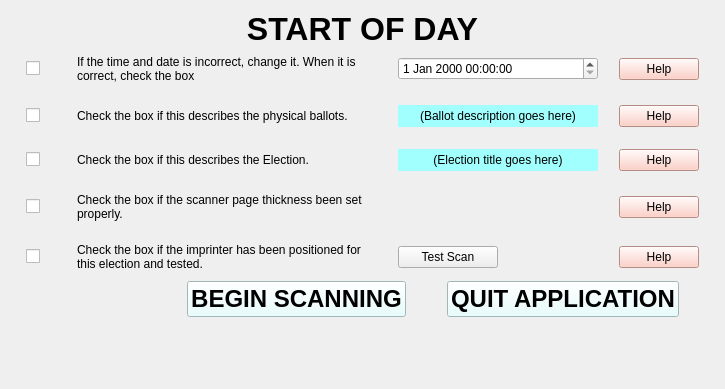
Above: res/ui/startup.ui from wrishel/HETP_Scan_control before the change. Below: the same form after it.
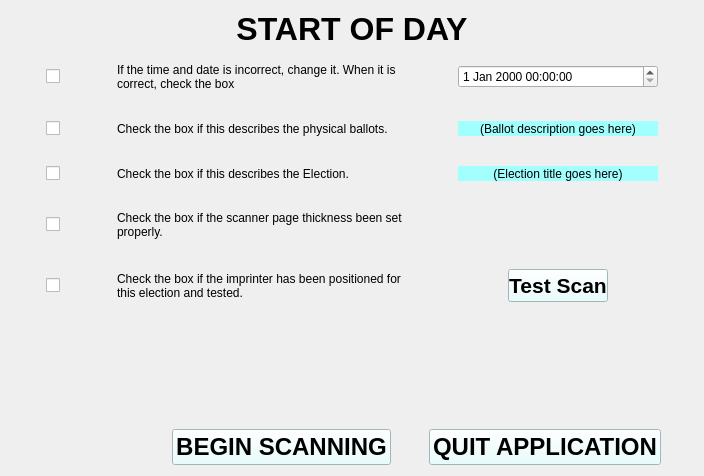
That is the form after the change.

```diff
--- a/res/ui/startup.ui
+++ b/res/ui/startup.ui
@@ -6,8 +6,8 @@
    <rect>
     <x>0</x>
     <y>0</y>
-    <width>725</width>
-    <height>389</height>
+    <width>704</width>
+    <height>476</height>
    </rect>
   </property>
   <property name="windowTitle">
@@ -36,7 +36,7 @@
      <item>
       <layout class="QVBoxLayout" name="verticalLayout">
        <item>
-        <layout class="QGridLayout" name="gridLayout_2">
+        <layout class="QGridLayout" name="gridLayout_2" columnstretch="0,0,0">
          <property name="sizeConstraint">
           <enum>QLayout::SetDefaultConstraint</enum>
          </property>
@@ -46,162 +46,6 @@
          <property name="verticalSpacing">
           <number>20</number>
          </property>
-         <item row="4" column="0">
-          <widget class="QCheckBox" name="imprinterCB">
-           <property name="sizePolicy">
-            <sizepolicy hsizetype="Fixed" vsizetype="Fixed">
-             <horstretch>0</horstretch>
-             <verstretch>0</verstretch>
-            </sizepolicy>
-           </property>
-           <property name="minimumSize">
-            <size>
-             <width>30</width>
-             <height>0</height>
-            </size>
-           </property>
-           <property name="focusPolicy">
-            <enum>Qt::NoFocus</enum>
-           </property>
-           <property name="autoFillBackground">
-            <bool>false</bool>
-           </property>
-           <property name="text">
-            <string/>
-           </property>
-           <property name="checked">
-            <bool>false</bool>
-           </property>
-          </widget>
-         </item>
-         <item row="1" column="1">
-          <widget class="QLabel" name="ballot_params_instLBL">
-           <property name="sizePolicy">
-            <sizepolicy hsizetype="Fixed" vsizetype="Fixed">
-             <horstretch>0</horstretch>
-             <verstretch>0</verstretch>
-            </sizepolicy>
-           </property>
-           <property name="minimumSize">
-            <size>
-             <width>100</width>
-             <height>0</height>
-            </size>
-           </property>
-           <property name="maximumSize">
-            <size>
-             <width>300</width>
-             <height>16777215</height>
-            </size>
-           </property>
-           <property name="text">
-            <string>Check the box if this describes the physical ballots.</string>
-           </property>
-           <property name="wordWrap">
-            <bool>true</bool>
-           </property>
-          </widget>
-         </item>
-         <item row="0" column="1">
-          <widget class="QLabel" name="datetime_instLBL">
-           <property name="sizePolicy">
-            <sizepolicy hsizetype="Fixed" vsizetype="Preferred">
-             <horstretch>0</horstretch>
-             <verstretch>0</verstretch>
-            </sizepolicy>
-           </property>
-           <property name="minimumSize">
-            <size>
-             <width>100</width>
-             <height>0</height>
-            </size>
-           </property>
-           <property name="maximumSize">
-            <size>
-             <width>300</width>
-             <height>16777215</height>
-            </size>
-           </property>
-           <property name="text">
-            <string>If the time and date is incorrect, change it. When it is correct, check the box</string>
-           </property>
-           <property name="wordWrap">
-            <bool>true</bool>
-           </property>
-          </widget>
-         </item>
-         <item row="0" column="3">
-          <widget class="QPushButton" name="datetime_helpPB">
-           <property name="sizePolicy">
-            <sizepolicy hsizetype="Fixed" vsizetype="Fixed">
-             <horstretch>0</horstretch>
-             <verstretch>0</verstretch>
-            </sizepolicy>
-           </property>
-           <property name="minimumSize">
-            <size>
-             <width>50</width>
-             <height>0</height>
-            </size>
-           </property>
-           <property name="styleSheet">
-            <string notr="true">background-color: rgb(254, 196, 184);</string>
-           </property>
-           <property name="text">
-            <string>Help</string>
-           </property>
-          </widget>
-         </item>
-         <item row="3" column="1">
-          <widget class="QLabel" name="thicknessLBL">
-           <property name="sizePolicy">
-            <sizepolicy hsizetype="Fixed" vsizetype="Preferred">
-             <horstretch>0</horstretch>
-             <verstretch>0</verstretch>
-            </sizepolicy>
-           </property>
-           <property name="minimumSize">
-            <size>
-             <width>100</width>
-             <height>0</height>
-            </size>
-           </property>
-           <property name="maximumSize">
-            <size>
-             <width>300</width>
-             <height>16777215</height>
-            </size>
-           </property>
-           <property name="text">
-            <string>Check the box if the scanner page thickness been set properly.</string>
-           </property>
-           <property name="wordWrap">
-            <bool>true</bool>
-           </property>
-          </widget>
-         </item>
-         <item row="1" column="0">
-          <widget class="QCheckBox" name="ballot_paramsCB">
-           <property name="sizePolicy">
-            <sizepolicy hsizetype="Fixed" vsizetype="Fixed">
-             <horstretch>0</horstretch>
-             <verstretch>0</verstretch>
-            </sizepolicy>
-           </property>
-           <property name="minimumSize">
-            <size>
-             <width>30</width>
-             <height>0</height>
-            </size>
-           </property>
-           <property name="focusPolicy">
-            <enum>Qt::NoFocus</enum>
-           </property>
-           <property name="text">
-            <string/>
-           </property>
-          </widget>
-         </item>
          <item row="0" column="0">
           <widget class="QCheckBox" name="datetimeCB">
            <property name="sizePolicy">
@@ -216,55 +60,10 @@
              <height>0</height>
             </size>
            </property>
-           <property name="focusPolicy">
-            <enum>Qt::NoFocus</enum>
-           </property>
-           <property name="text">
-            <string/>
-           </property>
-          </widget>
-         </item>
-         <item row="0" column="2">
-          <widget class="QDateTimeEdit" name="date_timeEdit">
-           <property name="calendarPopup">
-            <bool>false</bool>
-           </property>
-          </widget>
-         </item>
-         <item row="4" column="3">
-          <widget class="QPushButton" name="imprinter_helpPB">
-           <property name="sizePolicy">
-            <sizepolicy hsizetype="Fixed" vsizetype="Fixed">
-             <horstretch>0</horstretch>
-             <verstretch>0</verstretch>
-            </sizepolicy>
-           </property>
-           <property name="minimumSize">
+           <property name="maximumSize">
             <size>
-             <width>50</width>
-             <height>0</height>
-            </size>
-           </property>
-           <property name="styleSheet">
-            <string notr="true">background-color: rgb(254, 196, 184);</string>
-           </property>
-           <property name="text">
-            <string>Help</string>
-           </property>
-          </widget>
-         </item>
-         <item row="2" column="0">
-          <widget class="QCheckBox" name="electionTitleCB">
-           <property name="sizePolicy">
-            <sizepolicy hsizetype="Fixed" vsizetype="Fixed">
-             <horstretch>0</horstretch>
-             <verstretch>0</verstretch>
-            </sizepolicy>
-           </property>
-           <property name="minimumSize">
-            <size>
-             <width>30</width>
-             <height>0</height>
+             <width>1</width>
+             <height>16777215</height>
             </size>
            </property>
            <property name="focusPolicy">
@@ -303,50 +102,6 @@
            </property>
           </widget>
          </item>
-         <item row="3" column="3">
-          <widget class="QPushButton" name="thickness_helpPB">
-           <property name="sizePolicy">
-            <sizepolicy hsizetype="Fixed" vsizetype="Fixed">
-             <horstretch>0</horstretch>
-             <verstretch>0</verstretch>
-            </sizepolicy>
-           </property>
-           <property name="minimumSize">
-            <size>
-             <width>50</width>
-             <height>0</height>
-            </size>
-           </property>
-           <property name="styleSheet">
-            <string notr="true">background-color: rgb(254, 196, 184);</string>
-           </property>
-           <property name="text">
-            <string>Help</string>
-           </property>
-          </widget>
-         </item>
-         <item row="3" column="0">
-          <widget class="QCheckBox" name="thicknessCB">
-           <property name="sizePolicy">
-            <sizepolicy hsizetype="Fixed" vsizetype="Fixed">
-             <horstretch>0</horstretch>
-             <verstretch>0</verstretch>
-            </sizepolicy>
-           </property>
-           <property name="minimumSize">
-            <size>
-             <width>30</width>
-             <height>0</height>
-            </size>
-           </property>
-           <property name="focusPolicy">
-            <enum>Qt::NoFocus</enum>
-           </property>
-           <property name="text">
-            <string/>
-           </property>
-          </widget>
-         </item>
          <item row="1" column="2">
           <widget class="QLabel" name="ballot_paramstLBL">
            <property name="minimumSize">
@@ -375,6 +130,13 @@
            </property>
           </widget>
          </item>
+         <item row="0" column="2">
+          <widget class="QDateTimeEdit" name="date_timeEdit">
+           <property name="calendarPopup">
+            <bool>false</bool>
+           </property>
+          </widget>
+         </item>
          <item row="2" column="2">
           <widget class="QLabel" name="electionTitleLBL">
            <property name="minimumSize">
@@ -403,8 +165,8 @@
            </property>
           </widget>
          </item>
-         <item row="1" column="3">
-          <widget class="QPushButton" name="ballot_params_helpPB">
+         <item row="3" column="0">
+          <widget class="QCheckBox" name="thicknessCB">
            <property name="sizePolicy">
             <sizepolicy hsizetype="Fixed" vsizetype="Fixed">
              <horstretch>0</horstretch>
@@ -413,63 +175,74 @@
            </property>
            <property name="minimumSize">
             <size>
-             <width>50</width>
+             <width>30</width>
              <height>0</height>
             </size>
            </property>
-           <property name="styleSheet">
-            <string notr="true">background-color: rgb(254, 196, 184);</string>
+           <property name="maximumSize">
+            <size>
+             <width>1</width>
+             <height>16777215</height>
+            </size>
            </property>
            <property name="text">
-            <string>Help</string>
+            <string/>
            </property>
           </widget>
          </item>
-         <item row="4" column="2">
-          <widget class="QPushButton" name="test_scanPB">
+         <item row="2" column="0">
+          <widget class="QCheckBox" name="electionTitleCB">
+           <property name="sizePolicy">
+            <sizepolicy hsizetype="Fixed" vsizetype="Fixed">
+             <horstretch>0</horstretch>
+             <verstretch>0</verstretch>
+            </sizepolicy>
+           </property>
+           <property name="minimumSize">
+            <size>
+             <width>30</width>
+             <height>0</height>
+            </size>
+           </property>
            <property name="maximumSize">
+            <size>
+             <width>1</width>
+             <height>16777215</height>
+            </size>
+           </property>
+           <property name="focusPolicy">
+            <enum>Qt::NoFocus</enum>
+           </property>
+           <property name="text">
+            <string/>
+           </property>
+          </widget>
+         </item>
+         <item row="3" column="1">
+          <widget class="QLabel" name="thicknessLBL">
+           <property name="sizePolicy">
+            <sizepolicy hsizetype="Fixed" vsizetype="Preferred">
+             <horstretch>0</horstretch>
+             <verstretch>0</verstretch>
+            </sizepolicy>
+           </property>
+           <property name="minimumSize">
             <size>
              <width>100</width>
-             <height>16777215</height>
-            </size>
-           </property>
-           <property name="toolTip">
-            <string>Press this button to scan and imprint a single sheet.
-This will not be saved and won't change the image numbers.</string>
-           </property>
-           <property name="toolTipDuration">
-            <number>5000</number>
-           </property>
-           <property name="statusTip">
-            <string/>
-           </property>
-           <property name="whatsThis">
-            <string/>
-           </property>
-           <property name="text">
-            <string>Test Scan</string>
-           </property>
-          </widget>
-         </item>
-         <item row="2" column="3">
-          <widget class="QPushButton" name="electionTitle_helpPB">
-           <property name="sizePolicy">
-            <sizepolicy hsizetype="Fixed" vsizetype="Fixed">
-             <horstretch>0</horstretch>
-             <verstretch>0</verstretch>
-            </sizepolicy>
-           </property>
-           <property name="minimumSize">
-            <size>
-             <width>50</width>
              <height>0</height>
             </size>
            </property>
-           <property name="styleSheet">
-            <string notr="true">background-color: rgb(254, 196, 184);</string>
+           <property name="maximumSize">
+            <size>
+             <width>300</width>
+             <height>16777215</height>
+            </size>
            </property>
            <property name="text">
-            <string>Help</string>
+            <string>Check the box if the scanner page thickness been set properly.</string>
+           </property>
+           <property name="wordWrap">
+            <bool>true</bool>
            </property>
           </widget>
          </item>
@@ -510,6 +283,164 @@
            </property>
           </widget>
          </item>
+         <item row="1" column="0">
+          <widget class="QCheckBox" name="ballot_paramsCB">
+           <property name="sizePolicy">
+            <sizepolicy hsizetype="Fixed" vsizetype="Fixed">
+             <horstretch>0</horstretch>
+             <verstretch>0</verstretch>
+            </sizepolicy>
+           </property>
+           <property name="minimumSize">
+            <size>
+             <width>30</width>
+             <height>0</height>
+            </size>
+           </property>
+           <property name="maximumSize">
+            <size>
+             <width>1</width>
+             <height>16777215</height>
+            </size>
+           </property>
+           <property name="focusPolicy">
+            <enum>Qt::NoFocus</enum>
+           </property>
+           <property name="text">
+            <string/>
+           </property>
+          </widget>
+         </item>
+         <item row="4" column="0">
+          <widget class="QCheckBox" name="imprinterCB">
+           <property name="sizePolicy">
+            <sizepolicy hsizetype="Fixed" vsizetype="Fixed">
+             <horstretch>0</horstretch>
+             <verstretch>0</verstretch>
+            </sizepolicy>
+           </property>
+           <property name="minimumSize">
+            <size>
+             <width>30</width>
+             <height>0</height>
+            </size>
+           </property>
+           <property name="maximumSize">
+            <size>
+             <width>1</width>
+             <height>16777215</height>
+            </size>
+           </property>
+           <property name="focusPolicy">
+            <enum>Qt::NoFocus</enum>
+           </property>
+           <property name="autoFillBackground">
+            <bool>false</bool>
+           </property>
+           <property name="text">
+            <string/>
+           </property>
+           <property name="checked">
+            <bool>false</bool>
+           </property>
+          </widget>
+         </item>
+         <item row="1" column="1">
+          <widget class="QLabel" name="ballot_params_instLBL">
+           <property name="sizePolicy">
+            <sizepolicy hsizetype="Fixed" vsizetype="Fixed">
+             <horstretch>0</horstretch>
+             <verstretch>0</verstretch>
+            </sizepolicy>
+           </property>
+           <property name="minimumSize">
+            <size>
+             <width>100</width>
+             <height>0</height>
+            </size>
+           </property>
+           <property name="maximumSize">
+            <size>
+             <width>300</width>
+             <height>16777215</height>
+            </size>
+           </property>
+           <property name="text">
+            <string>Check the box if this describes the physical ballots.</string>
+           </property>
+           <property name="wordWrap">
+            <bool>true</bool>
+           </property>
+          </widget>
+         </item>
+         <item row="0" column="1">
+          <widget class="QLabel" name="datetime_instLBL">
+           <property name="sizePolicy">
+            <sizepolicy hsizetype="Fixed" vsizetype="Preferred">
+             <horstretch>0</horstretch>
+             <verstretch>0</verstretch>
+            </sizepolicy>
+           </property>
+           <property name="minimumSize">
+            <size>
+             <width>100</width>
+             <height>0</height>
+            </size>
+           </property>
+           <property name="maximumSize">
+            <size>
+             <width>300</width>
+             <height>16777215</height>
+            </size>
+           </property>
+           <property name="text">
+            <string>If the time and date is incorrect, change it. When it is correct, check the box</string>
+           </property>
+           <property name="wordWrap">
+            <bool>true</bool>
+           </property>
+          </widget>
+         </item>
+         <item row="4" column="2">
+          <layout class="QHBoxLayout" name="horizontalLayout_3">
+           <item>
+            <widget class="QPushButton" name="test_scanPB">
+             <property name="maximumSize">
+              <size>
+               <width>100</width>
+               <height>16777215</height>
+              </size>
+             </property>
+             <property name="font">
+              <font>
+               <pointsize>16</pointsize>
+               <weight>75</weight>
+               <bold>true</bold>
+              </font>
+             </property>
+             <property name="toolTip">
+              <string>Press this button to scan and imprint a single sheet.
+This will not be saved and won't change the image numbers.</string>
+             </property>
+             <property name="toolTipDuration">
+              <number>5000</number>
+             </property>
+             <property name="statusTip">
+              <string/>
+             </property>
+             <property name="whatsThis">
+              <string/>
+             </property>
+             <property name="styleSheet">
+              <string notr="true">background-color: rgb(226, 255, 255);;</string>
+             </property>
+             <property name="text">
+              <string>Test Scan</string>
+             </property>
+            </widget>
+           </item>
+          </layout>
+         </item>
         </layout>
        </item>
        <item>
@@ -658,19 +589,6 @@
      </item>
     </layout>
    </item>
-   <item>
-    <spacer name="verticalSpacer">
-     <property name="orientation">
-      <enum>Qt::Vertical</enum>
-     </property>
-     <property name="sizeHint" stdset="0">
-      <size>
-       <width>20</width>
-       <height>9</height>
-      </size>
-     </property>
-    </spacer>
-   </item>
   </layout>
  </widget>
  <resources/>
```
Left out of the diff: 3 changed lines with no effect on the pictures.
